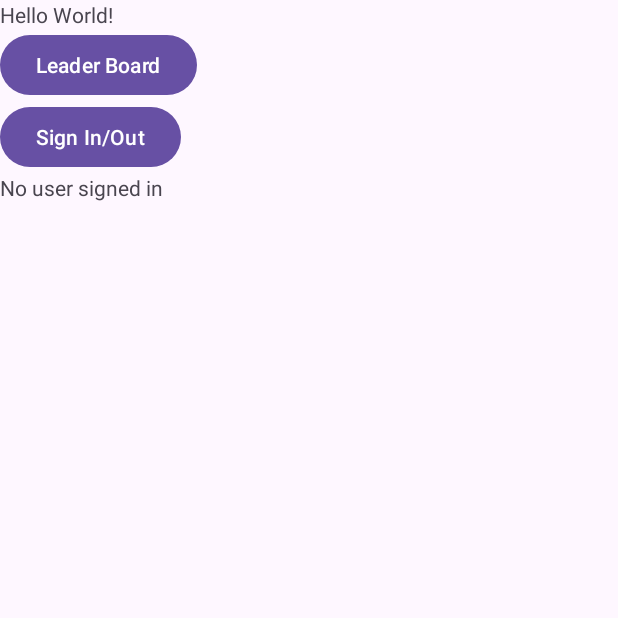
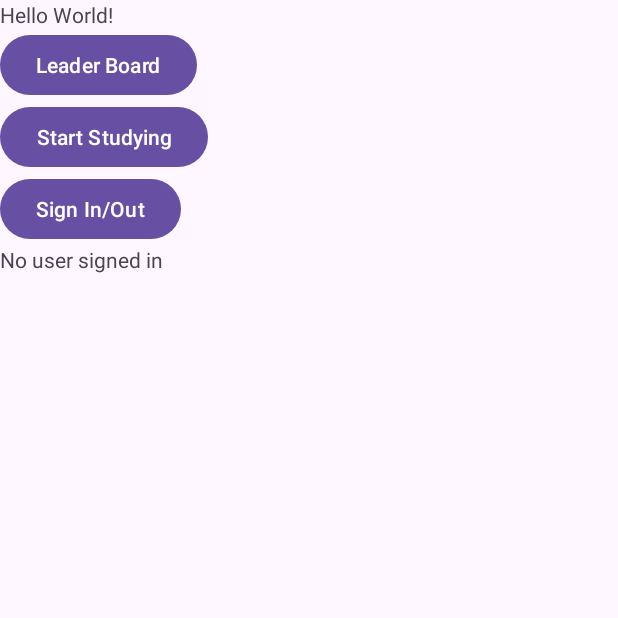
Before and after one commit to leohoerdemann/CSE_476_Project_App, an Android app: the screen it shows after launch (MainActivity), on a phone screen of 412 x 824 dp, the top half of it. Run offline under Robolectric (Android 15) with nearby library versions, the phone set to English and light mode, and no system bars; libraries missing offline, so code that uses them is left out: com.auth0.android, net.openid.appauth.

Commit message:
study layouts & buttons

```diff
--- a/app/src/main/java/msu/edu/cse476/hoerdema/cse476projectapp/MainActivity.java
+++ b/app/src/main/java/msu/edu/cse476/hoerdema/cse476projectapp/MainActivity.java
@@ -164,6 +164,11 @@ public class MainActivity extends AppCompatActivity {
         startActivity(intent);
     }
 
+    public void onStartStudy(View view) {
+        Intent intent = new Intent(this, StartStudyActivity.class);
+        startActivity(intent);
+    }
+
     public void signOutWithoutRedirect() {
         jwt = null;
         authState = null;
--- a/app/src/main/java/msu/edu/cse476/hoerdema/cse476projectapp/StartStudyActivity.java
+++ b/app/src/main/java/msu/edu/cse476/hoerdema/cse476projectapp/StartStudyActivity.java
@@ -15,13 +15,14 @@ public class StartStudyActivity extends AppCompatActivity {
     }
 
     public void onStartStudying(View view) {
-        // code to check location may have to go here !
+        // code to check location may go here !
+        // or might be better idea to have that code in the study activity ?
+        // ^ if we want to repeatedly check while they are studying that they are still in a building
         Intent intent = new Intent(this, StudyActivity.class);
         startActivity(intent);
     }
 
     public void onSeeLeaderboard(View view) {
-        // code to check location may have to go here !
         Intent intent = new Intent(this, LeaderBoardActivity.class);
         startActivity(intent);
     }
--- a/app/src/main/res/layout/activity_main.xml
+++ b/app/src/main/res/layout/activity_main.xml
@@ -32,6 +32,13 @@
         tools:layout_editor_absoluteY="122dp" />
 
     <Button
+        android:id="@+id/button2"
+        android:layout_width="wrap_content"
+        android:layout_height="wrap_content"
+        android:onClick="onStartStudy"
+        android:text="@string/start_studying" />
+
+    <Button
         android:id="@+id/button"
         android:layout_width="wrap_content"
         android:layout_height="wrap_content"
```
Also changed, not shown: app/src/main/java/msu/edu/cse476/hoerdema/cse476projectapp/StudyActivity.java (+8 -0 lines), app/src/main/res/layout/activity_study.xml (+34 -0 lines), app/src/main/res/values/strings.xml (+5 -2 lines).
